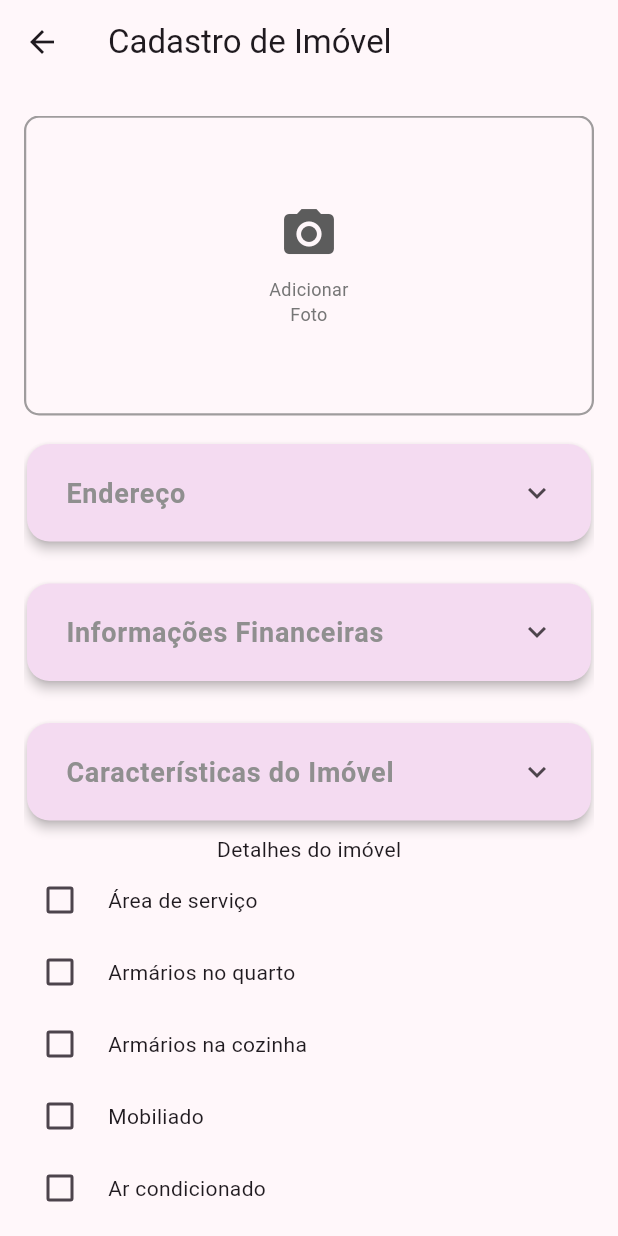
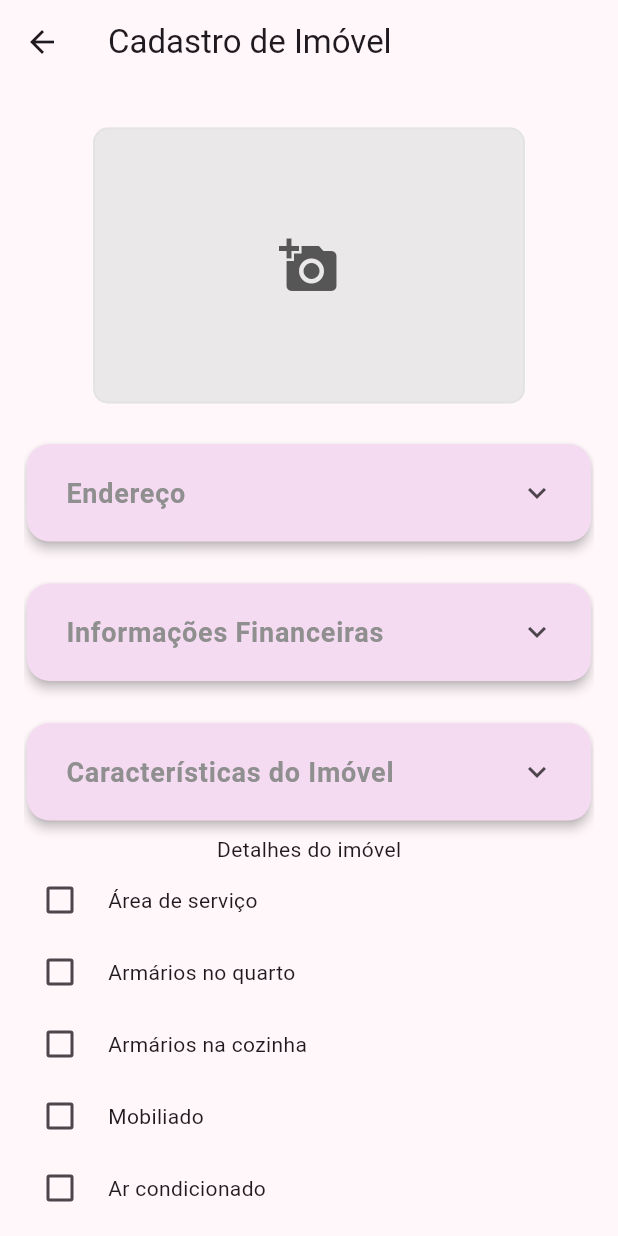
Before and after one commit to GiovanaThais/ache_um_lar, a Flutter app: the AddHomesFormPage screen opened directly, on a phone screen of 412 x 824 dp. Run offline on Flutter 3.47's test engine with Material 3 defaults, Android fonts, the phone set to English and light mode, and no system bars; our stand-ins replace brasil_fields, carousel_slider, cloud_firestore, firebase_auth, firebase_core, flutter_modular and 8 more; missing offline and left inert: dart:ffi; accounts and stored records are empty; network calls fail.

Commit message:
feat: add photos in register houses

```diff
--- a/lib/app/features/home/submodules/register/components/add_homes_form_components.dart
+++ b/lib/app/features/home/submodules/register/components/add_homes_form_components.dart
@@ -1,7 +1,6 @@
 import 'dart:io';
 
 import 'package:flutter/material.dart';
-import 'package:flutter/services.dart';
 import 'package:flutter_modular/flutter_modular.dart';
 import 'package:image_cropper/image_cropper.dart';
 
@@ -22,7 +21,6 @@ class AddHomesFormComponent extends StatefulWidget {
 }
 
 class _AddHomesFormComponentState extends State<AddHomesFormComponent> {
-  String imagePath = "";
   List<String> imagePaths = [];
 
   AddHomesFormController get formController => widget.formController;
@@ -50,6 +48,7 @@ class _AddHomesFormComponentState extends State<AddHomesFormComponent> {
     'Piscina (cond.)',
     'Salão de festas',
   ];
+
   @override
   Widget build(BuildContext context) {
     final theme = Theme.of(context);
@@ -57,46 +56,14 @@ class _AddHomesFormComponentState extends State<AddHomesFormComponent> {
       key: GlobalKey<FormState>(),
       child: ListView(
         children: [
-          InkWell(
-            child: Container(
-              width: 200,
+          SizedBox(
             height: 200,
-              decoration: BoxDecoration(
-                borderRadius: BorderRadius.circular(10),
-                border: Border.all(
-                  color: Color.fromARGB(255, 118, 118, 118)
-                      .withOpacity(0.7), // Cor da borda com opacidade
-                  width: 1.5, // Largura da borda
-                ),
-              ),
-              child: Center(
-                child: imagePath.isEmpty
-                    ? const Column(
-                        mainAxisAlignment: MainAxisAlignment.center,
-                        children: [
-                          Icon(Icons.camera_alt,
-                              size: 40, color: Color.fromARGB(255, 92, 92, 92)),
-                          SizedBox(height: 8),
-                          Text(
-                            'Adicionar\nFoto',
-                            textAlign: TextAlign.center,
-                            style: TextStyle(
-                                color: Color.fromARGB(255, 118, 118, 118),
-                                fontSize: 12),
-                          ),
-                        ],
-                      )
-                    : ClipRRect(
-                        borderRadius: BorderRadius.circular(8),
-                        child: Image.file(
-                          File(imagePath),
-                          width: double.infinity,
-                          height: double.infinity,
-                          fit: BoxFit.cover,
-                        ),
-                      ),
-              ),
-            ),
+            child: PageView.builder(
+              controller: PageController(viewportFraction: 0.8),
+              itemCount: imagePaths.length + 1,
+              itemBuilder: (context, index) {
+                if (index == imagePaths.length) {
+                  return GestureDetector(
                     onTap: () {
                       showModalBottomSheet(
                         shape: RoundedRectangleBorder(
@@ -113,28 +80,88 @@ class _AddHomesFormComponentState extends State<AddHomesFormComponent> {
                                   final _imagePath =
                                       await formController.pickerImage("cam");
                                   setState(() {
-                            imagePath = _imagePath;
+                                    imagePaths.add(_imagePath);
                                   });
-                          Navigator.pop(
-                              context); // Fechar o BottomSheet após a seleção
+                                  Navigator.pop(context);
                                 },
                               ),
                               ListTile(
                                 title: const Text("Galeria"),
                                 leading: const Icon(Icons.photo_library),
                                 onTap: () async {
-                          final _imagePath =
-                              await formController.pickerImage("gallery");
+                                  final _imagePath = await formController
+                                      .pickerImage("gallery");
                                   setState(() {
-                            imagePath = _imagePath;
+                                    imagePaths.add(_imagePath);
                                   });
+                                  Navigator.pop(context);
                                 },
-                      )
+                              ),
                             ],
                           );
                         },
                       );
                     },
+                    child: Container(
+                      margin: EdgeInsets.all(8),
+                      decoration: BoxDecoration(
+                        color:
+                            Color.fromARGB(255, 226, 226, 226).withOpacity(0.7),
+                        borderRadius: BorderRadius.circular(10),
+                        border: Border.all(
+                          color: Color.fromARGB(255, 226, 226, 226)
+                              .withOpacity(0.7),
+                          width: 1.5,
+                        ),
+                      ),
+                      child: const Center(
+                        child: Icon(
+                          Icons.add_a_photo,
+                          size: 40,
+                          color: Color.fromARGB(255, 86, 86, 86),
+                        ),
+                      ),
+                    ),
+                  );
+                } else {
+                  return Stack(
+                    children: [
+                      Container(
+                        margin: EdgeInsets.all(8),
+                        width: 250,
+                        height: 250,
+                        decoration: BoxDecoration(
+                          borderRadius: BorderRadius.circular(10),
+                          image: DecorationImage(
+                            image: FileImage(File(imagePaths[index])),
+                            fit: BoxFit.cover,
+                          ),
+                        ),
+                      ),
+                      Positioned(
+                        top: 0,
+                        right: 0,
+                        child: GestureDetector(
+                          onTap: () {
+                            setState(() {
+                              imagePaths.removeAt(index);
+                            });
+                          },
+                          child: Container(
+                            padding: const EdgeInsets.all(4),
+                            decoration: const BoxDecoration(
+                              shape: BoxShape.circle,
+                              color: Colors.white,
+                            ),
+                            child: const Icon(Icons.close),
+                          ),
+                        ),
+                      ),
+                    ],
+                  );
+                }
+              },
+            ),
           ),
           const SizedBox(
             height: 10,
```
Lines whose indentation alone changed are shown as unchanged.
